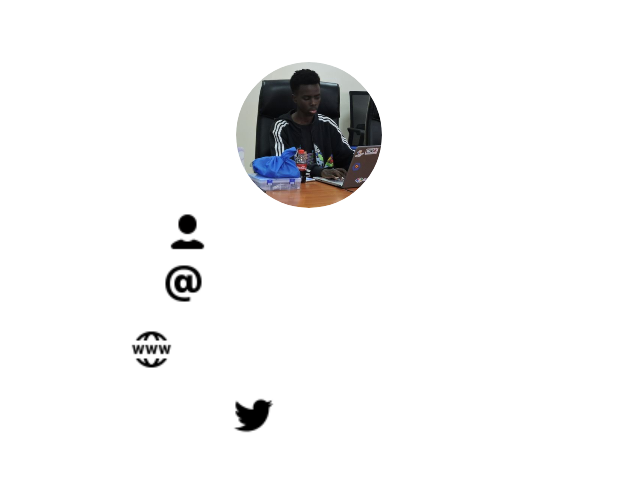
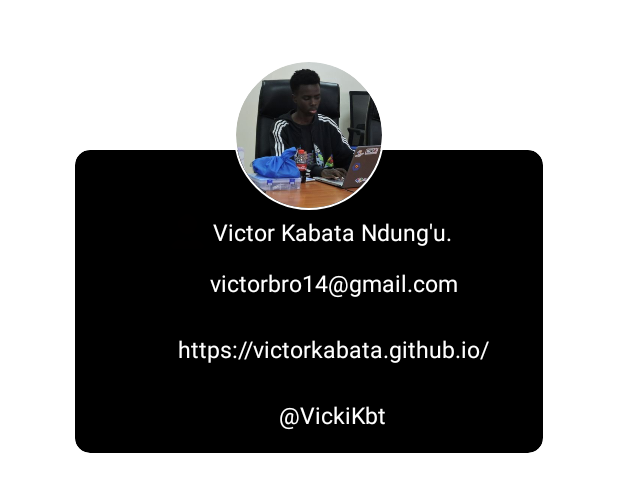
Before and after one commit to VictorKabata/COVID19StatApp, an Android app: the layout about_developer_dialog.xml on its own in the app's theme, with its tools: preview values and no code run, on a phone screen of 412 x 824 dp. Shown: the top 492 px of the screen. Run offline under Robolectric (Android 15) with nearby library versions, the phone set to English and light mode, and no system bars.

Commit message:
Changed about developer car transaprency

```diff
--- a/app/src/main/res/layout/about_developer_dialog.xml
+++ b/app/src/main/res/layout/about_developer_dialog.xml
@@ -25,7 +25,7 @@
         android:layout_marginTop="60dp"
         android:layout_marginRight="10dp"
         android:layout_marginBottom="8dp"
-        android:backgroundTint="@color/semi_transparent_card"
+        android:backgroundTint="@color/colorPrimary"
         android:elevation="0dp"
         android:paddingTop="15dp"
         android:paddingBottom="10dp"
@@ -35,6 +35,9 @@
         <LinearLayout
             android:layout_width="match_parent"
             android:layout_height="match_parent"
+            android:gravity="center"
+            android:layout_marginStart="20dp"
+            android:layout_marginEnd="20dp"
             android:orientation="vertical">
 
             <TextView
```
Also changed, not shown: app/src/main/java/com/vickikbt/covid_19statapp/ui/settings/SettingsFragment.kt (+0 -11 lines).
